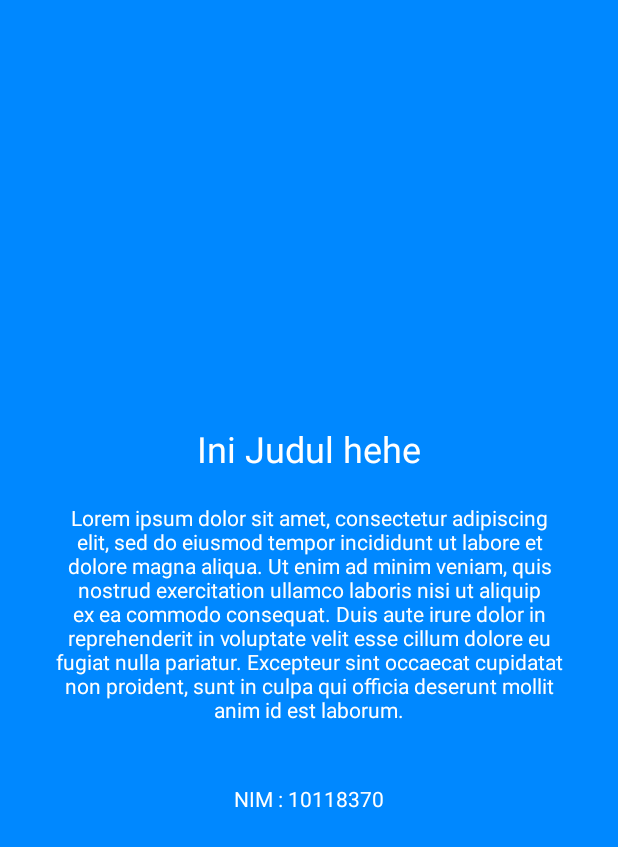
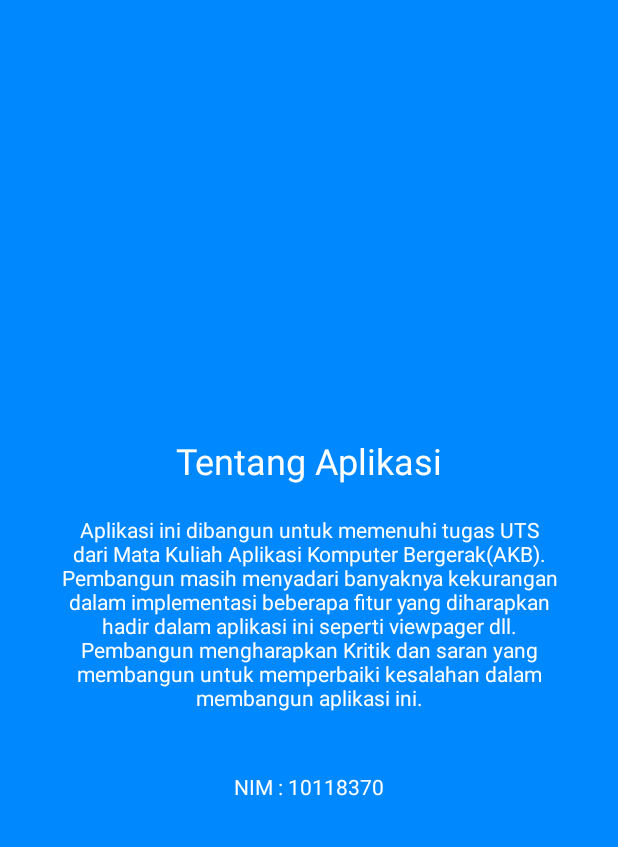
Before and after one commit to M16Yusuf/Tugas-UTS-Genap-2021-AKB-Kelas-10118370, an Android app: the layout fragment_fourth.xml on its own in the app's theme, with its tools: preview values and no code run, on a phone screen of 412 x 824 dp. Shown: the top 847 px of the screen. Run offline under Robolectric (Android 15) with nearby library versions, the phone set to English and light mode, and no system bars.

Commit message:
Update badan tentang aplikasi

```diff
--- a/app/src/main/res/values/strings.xml
+++ b/app/src/main/res/values/strings.xml
@@ -13,13 +13,12 @@
     <string name="kategori">Kategori</string>
     <string name="profil">Profil</string>
     <string name="logo_aplikasi">Logo aplikasi</string>
-    <string name="judulAbout">Ini Judul hehe</string>
-    <string name="badanAbout">Lorem ipsum dolor sit amet, consectetur adipiscing elit, sed do eiusmod
-        tempor incididunt ut labore et dolore magna aliqua. Ut enim ad minim veniam, quis nostrud exercitation
-        ullamco laboris nisi ut aliquip ex ea commodo consequat. Duis aute irure dolor in reprehenderit in
-        voluptate velit esse cillum dolore eu fugiat nulla pariatur. Excepteur sint occaecat cupidatat non proident,
-        sunt in culpa qui officia deserunt mollit anim id est laborum.</string>
-
+    <string name="judulAbout">Tentang Aplikasi</string>
+    <string name="badanAbout">Aplikasi ini dibangun untuk memenuhi tugas UTS dari Mata Kuliah
+        Aplikasi Komputer Bergerak(AKB). Pembangun masih menyadari banyaknya kekurangan dalam
+        implementasi beberapa fitur yang diharapkan hadir dalam aplikasi ini seperti viewpager dll.
+        Pembangun mengharapkan Kritik dan saran yang membangun untuk memperbaiki kesalahan dalam
+        membangun aplikasi ini. </string>
     <string name="action_settings">Settings</string>
     <string name="activity_title_home">Notes</string>
     <string name="msg_no_notes">No notes found!</string>
```
